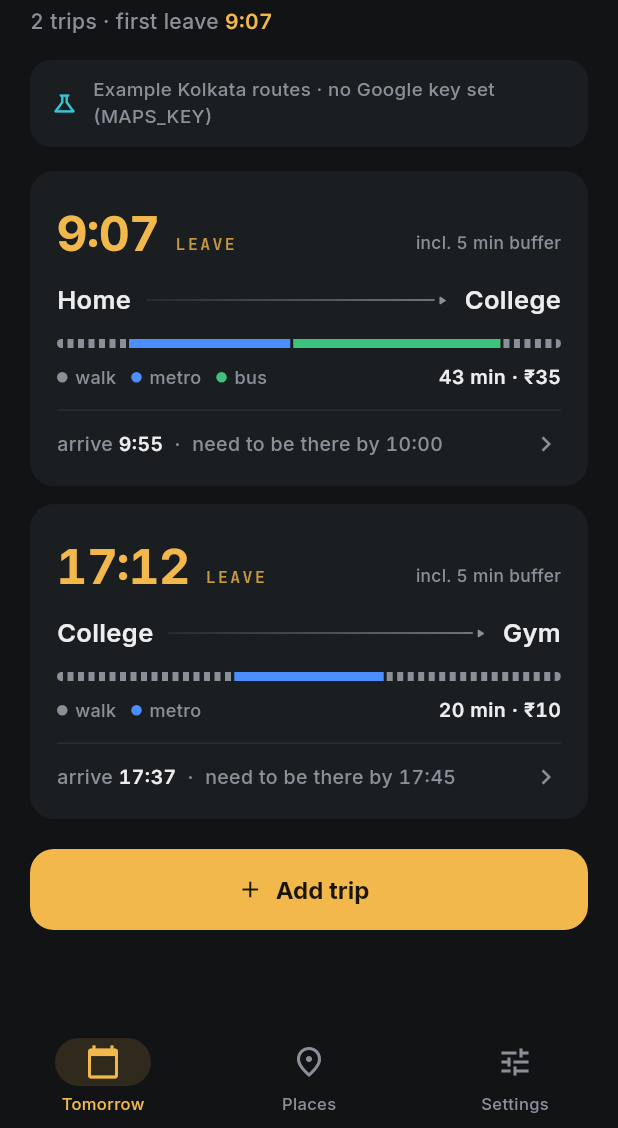
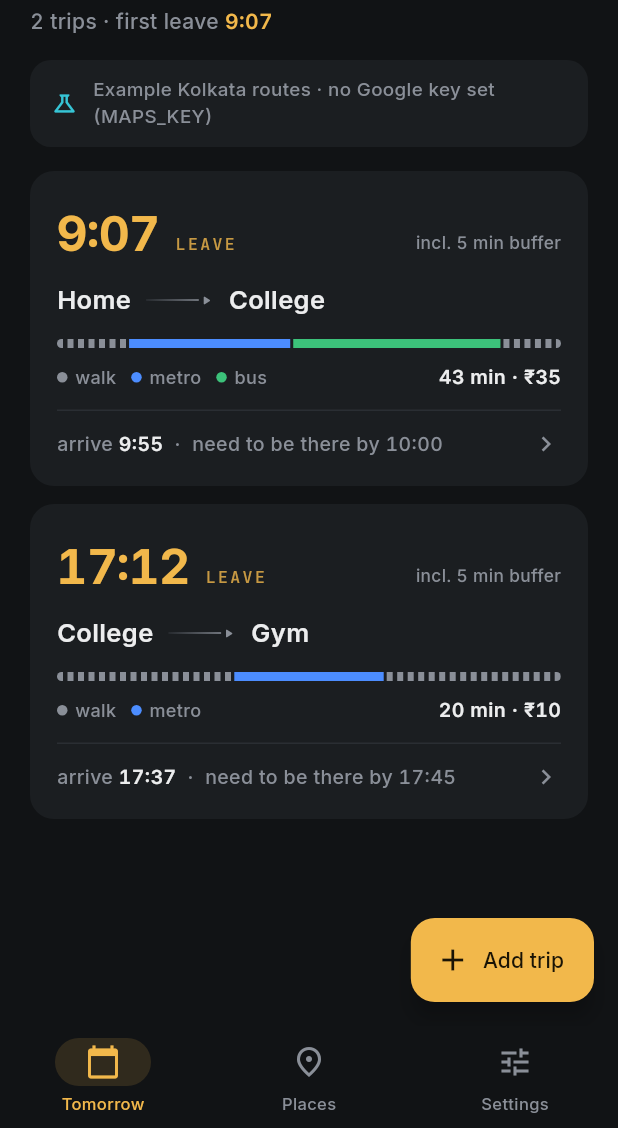
Before and after one commit to abhranilp1998/kal-route, a Flutter app: the screen it shows after launch, on a phone screen of 412 x 824 dp, the part 108-1236 px from its top. Run offline on Flutter 3.47's test engine with Material 3 defaults, Android fonts, the phone set to English and light mode, and no system bars; our stand-ins replace drift, drift_flutter, flutter_local_notifications, flutter_map, flutter_riverpod, geolocator and 5 more; missing offline and left inert: workmanager; accounts and stored records are empty; generated files the repository leaves out were written again; statements that could not run were skipped.

Commit message:
Fix layout on 320dp phones found by the emulator job
- Tomorrow: 'Add trip' is now an extended FAB, reachable however many trip
  cards push the list past the fold; list padding clears it
- Trip card: from/to names ellipsize, arrive/need-by line wraps instead of
  overflowing (RenderFlex overflow by 12-19 px on the API 34 emulator)
- Integration test taps scroll targets into view like a user would, and
  scrolls Settings to 'Run nightly job now'
- CI web integration test runs at 320x640 and 390x844

```diff
--- a/app/lib/features/plan/ui/tomorrow_screen.dart
+++ b/app/lib/features/plan/ui/tomorrow_screen.dart
@@ -26,7 +26,7 @@ class TomorrowScreen extends ConsumerWidget {
       body: SafeArea(
         bottom: false,
         child: ListView(
-          padding: const EdgeInsets.fromLTRB(20, 12, 20, 32),
+          padding: const EdgeInsets.fromLTRB(20, 12, 20, 96), // clear the FAB
           children: [
             Row(
               crossAxisAlignment: CrossAxisAlignment.start,
@@ -105,14 +105,16 @@ class TomorrowScreen extends ConsumerWidget {
                     child: TripCard(trip: trips[i], from: places[trips[i].fromPlaceId], to: places[trips[i].toPlaceId]),
                   ),
                 ),
-            const SizedBox(height: 20),
-            FilledButton.icon(
+          ],
+        ),
+      ),
+      // Always reachable, however many trip cards push the list past the fold
+      // (on a 320 dp phone two cards already do).
+      floatingActionButton: FloatingActionButton.extended(
+        heroTag: 'add-trip',
         onPressed: () => showAddTripSheet(context),
         icon: const Icon(Icons.add),
         label: const Text('Add trip'),
-            ),
-          ],
-        ),
       ),
     );
   }
@@ -187,11 +189,27 @@ class TripCard extends ConsumerWidget {
             const SizedBox(height: 10),
             Row(
               children: [
-                Text(from?.name ?? '?', style: AppText.body(size: 17, w: FontWeight.w600)),
+                Flexible(
+                  flex: 3,
+                  child: Text(
+                    from?.name ?? '?',
+                    maxLines: 1,
+                    overflow: TextOverflow.ellipsis,
+                    style: AppText.body(size: 17, w: FontWeight.w600),
+                  ),
+                ),
                 const SizedBox(width: 10),
-                const Expanded(child: _Arrow()),
+                const Expanded(flex: 1, child: _Arrow()),
                 const SizedBox(width: 10),
-                Text(to?.name ?? '?', style: AppText.body(size: 17, w: FontWeight.w600)),
+                Flexible(
+                  flex: 3,
+                  child: Text(
+                    to?.name ?? '?',
+                    maxLines: 1,
+                    overflow: TextOverflow.ellipsis,
+                    style: AppText.body(size: 17, w: FontWeight.w600),
+                  ),
+                ),
               ],
             ),
             if (route != null) ...[
@@ -222,7 +240,8 @@ class TripCard extends ConsumerWidget {
             const SizedBox(height: 12),
             Row(
               children: [
-                Text.rich(
+                Expanded(
+                  child: Text.rich(
                     TextSpan(
                       style: AppText.body(size: 13, color: AppColors.muted),
                       children: [
@@ -235,7 +254,7 @@ class TripCard extends ConsumerWidget {
                       ],
                     ),
                   ),
-                const Spacer(),
+                ),
                 const Icon(Icons.chevron_right, color: AppColors.muted, size: 20),
               ],
             ),
```
Also changed, not shown: app/lib/core/db/app_database.g.dart, 4 other files. Lines whose indentation alone changed are shown as unchanged.
